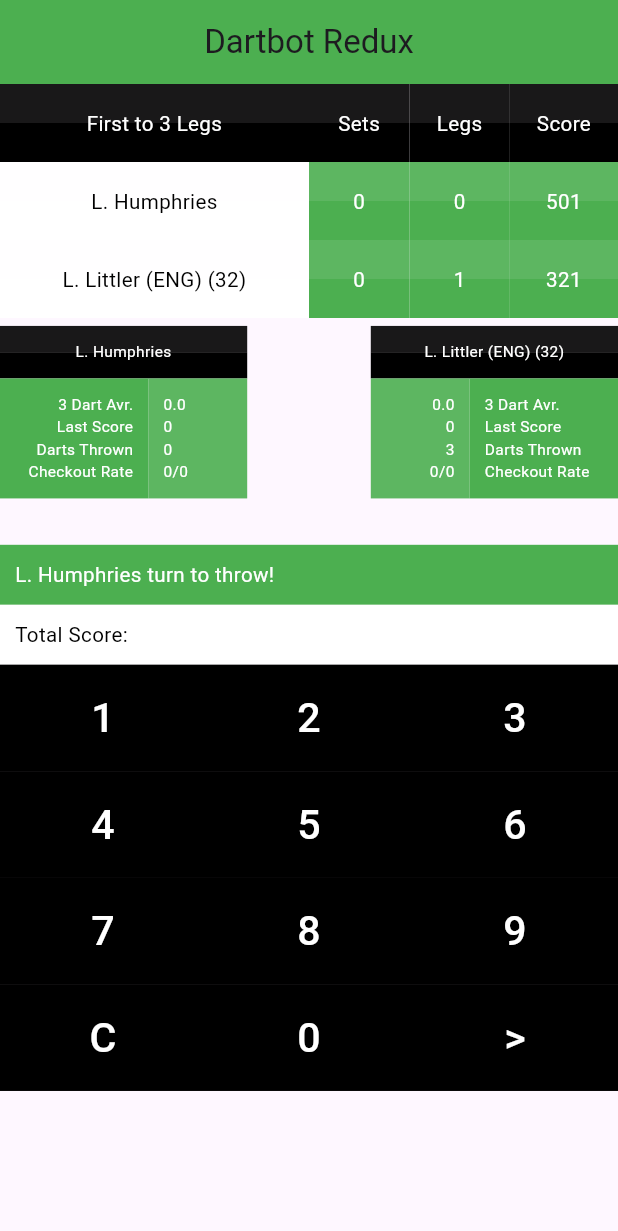
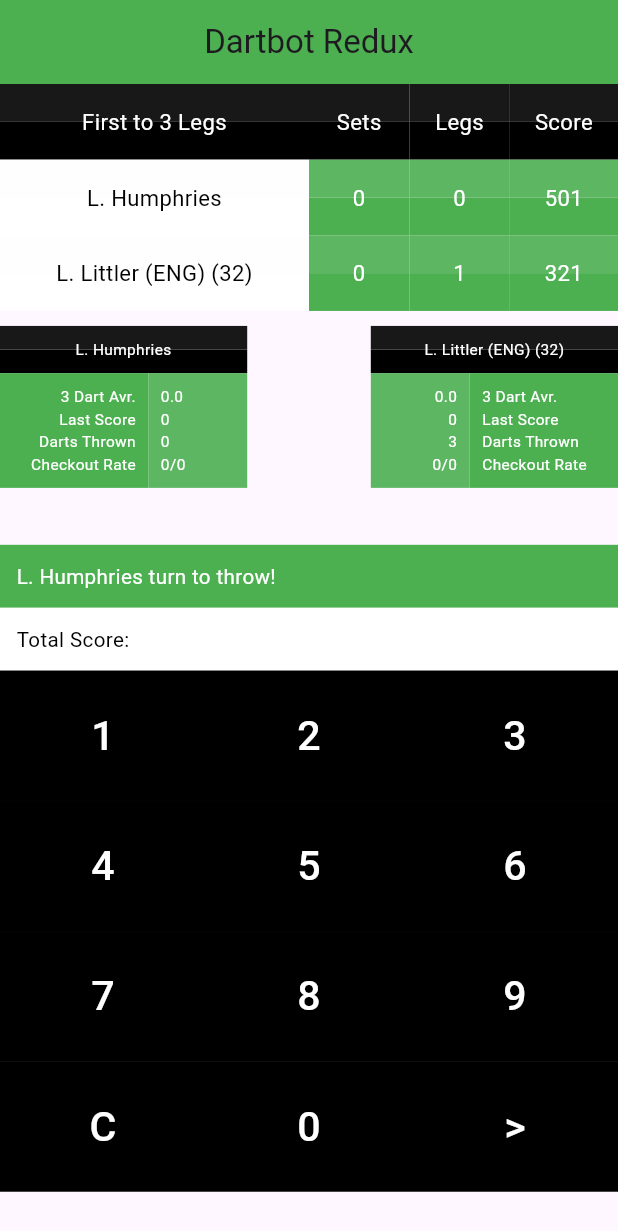
Before and after one commit to BartekSienko/dartbot-redux, a Flutter app: the screen it shows after launch, on a phone screen of 412 x 824 dp. Shown: the top 1231 px of the screen. Run offline on Flutter 3.47's test engine with Material 3 defaults, Android fonts, the phone set to English and light mode, and no system bars.

Commit message:
1st attempt at making matchMenu fully proportional to screen

```diff
--- a/dartbot_redux/lib/frontend/match_menu/widgets/numPad.dart
+++ b/dartbot_redux/lib/frontend/match_menu/widgets/numPad.dart
@@ -64,7 +64,7 @@ class _NumPadState extends State<NumPad> {
             Container(
             color: bGColor,
             alignment: Alignment.centerLeft,
-            padding: const EdgeInsets.all(10),  // Padding inside container, not outside
+            padding: EdgeInsets.all(fontSize * 0.8),  // Padding inside container, not outside
             child: Text(
                 "${player1.name} turn to throw!",
                 style: TextStyle(
@@ -79,7 +79,7 @@ class _NumPadState extends State<NumPad> {
           Container(
             color: Colors.white,
             alignment: Alignment.centerLeft,
-            padding: const EdgeInsets.all(10),  // Padding inside container, not outside
+            padding:  EdgeInsets.all((fontSize * 0.8)),  // Padding inside container, not outside
             child: Text(
                 "Total Score: $inputingScore",
                 style: TextStyle(
@@ -94,8 +94,11 @@ class _NumPadState extends State<NumPad> {
   }
 
   Widget buildNumPad(double fontSize, Color textColor, Color bGColor) {
+
+
+
     return Table(
-      defaultVerticalAlignment: TableCellVerticalAlignment.middle,
+      defaultVerticalAlignment: TableCellVerticalAlignment.bottom,
       children: [
             TableRow(children: [
               buildNumber("1", fontSize, textColor, bGColor),
@@ -157,7 +160,7 @@ class _NumPadState extends State<NumPad> {
         ),
         Container(
           alignment: Alignment.center,
-          padding: const EdgeInsets.all(16), // inside padding
+          padding: EdgeInsets.all(fontSize * 0.87), // inside padding
           child: Text(
             number,
             style: TextStyle(
--- a/dartbot_redux/lib/frontend/match_menu/widgets/scoreboard.dart
+++ b/dartbot_redux/lib/frontend/match_menu/widgets/scoreboard.dart
@@ -36,8 +36,8 @@ class _ScoreboardState extends State<Scoreboard> {
 
 
 
-  double nameFontSize = screenWidth / 30;
-  double numberFontSize = screenWidth / 30;
+  double nameFontSize = screenWidth / 28;
+  double numberFontSize = screenWidth / 28;
   Color topRowTextColor = Colors.white;
   Color topRowBGColor = Colors.black;
   Color nameTextColor = Colors.black;
@@ -95,7 +95,7 @@ class _ScoreboardState extends State<Scoreboard> {
 
       Container(
         alignment: Alignment.center,
-        padding: const EdgeInsets.all(16),  // Padding inside container, not outside
+        padding: EdgeInsets.all(fontSize),  // Padding inside container, not outside
         child: Text(
             text,
             style: TextStyle(
```
Also changed, not shown: dartbot_redux/lib/frontend/match_menu/widgets/statBox.dart (+3 -43 lines).
